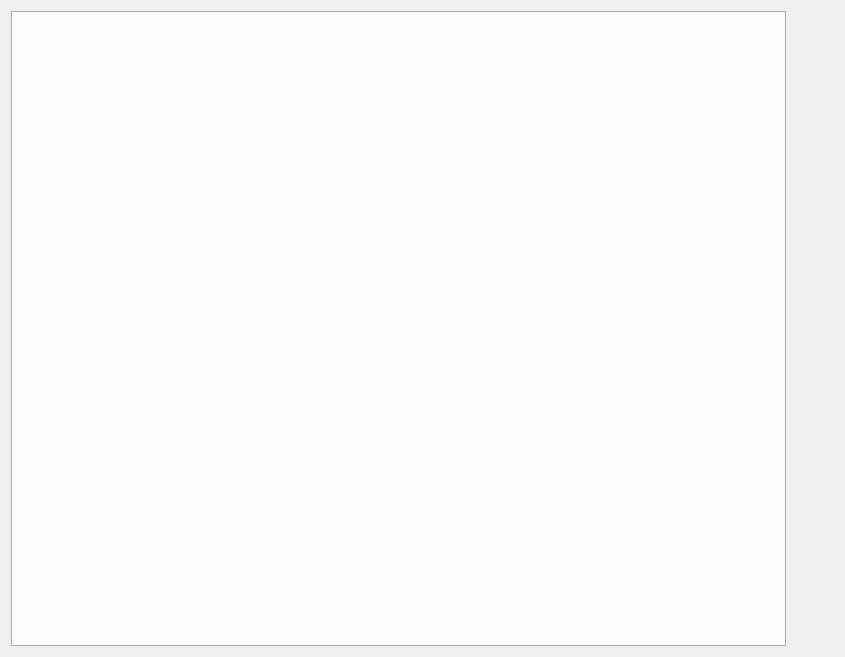
nwrush/Visualization, file Visualizer/ui/visualizer.ui: the form before one commit.
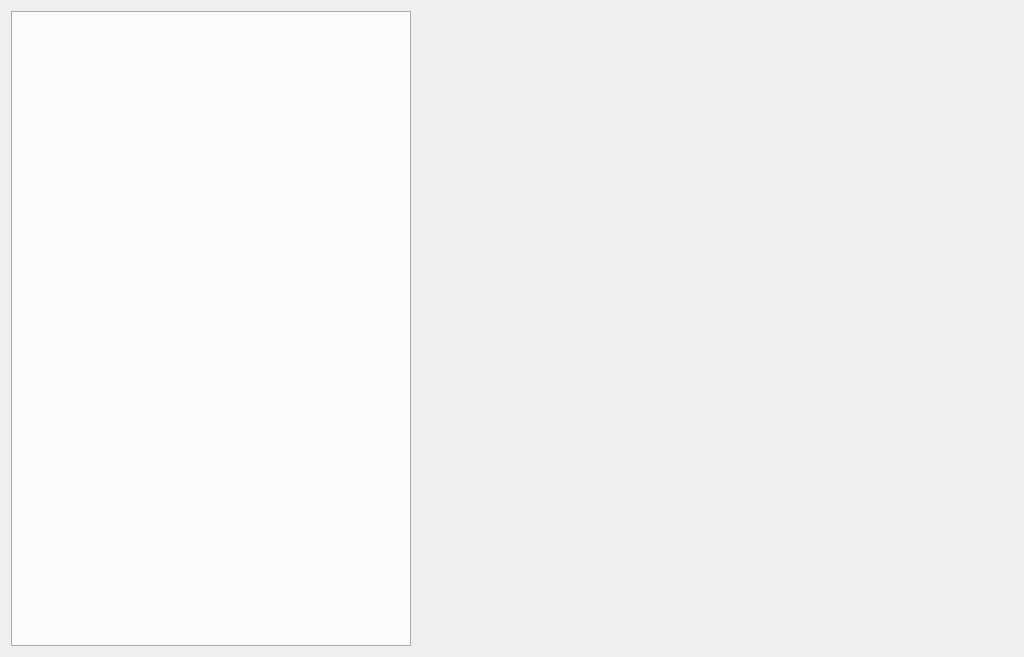
The form after the commit.

The edit to the form file:
```diff
--- a/Visualizer/ui/visualizer.ui
+++ b/Visualizer/ui/visualizer.ui
@@ -6,7 +6,7 @@
    <rect>
     <x>0</x>
     <y>0</y>
-    <width>845</width>
+    <width>1024</width>
     <height>657</height>
    </rect>
   </property>
@@ -24,7 +24,7 @@
      </property>
      <property name="maximumSize">
       <size>
-       <width>16777215</width>
+       <width>400</width>
        <height>16777215</height>
       </size>
      </property>
```
